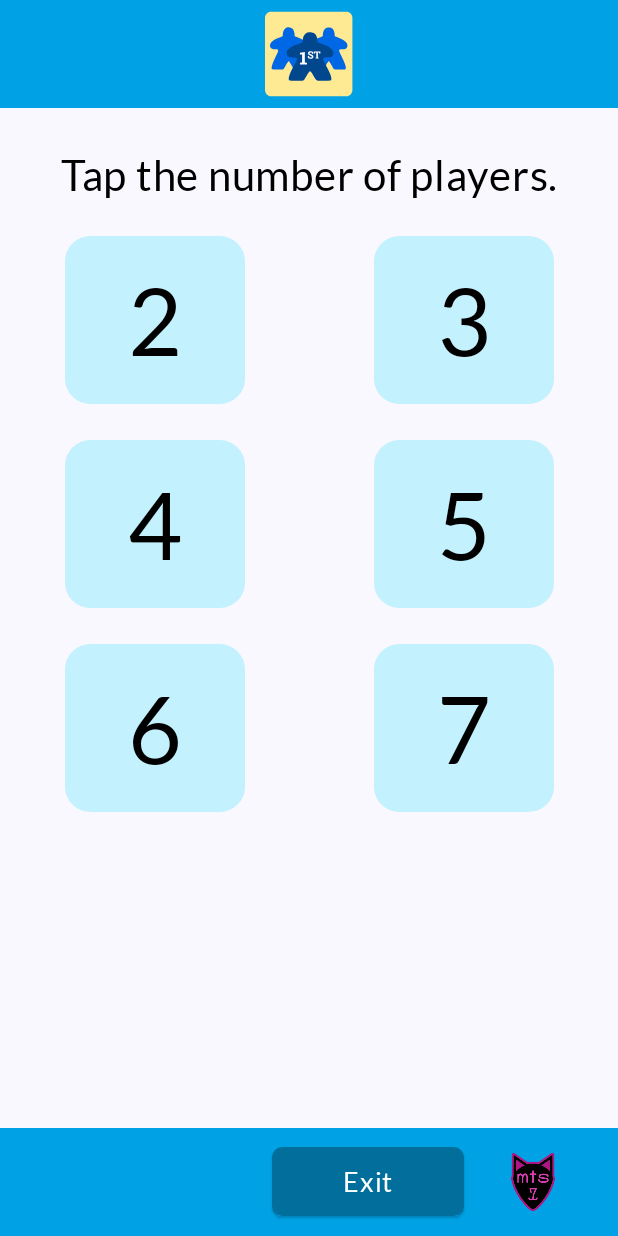
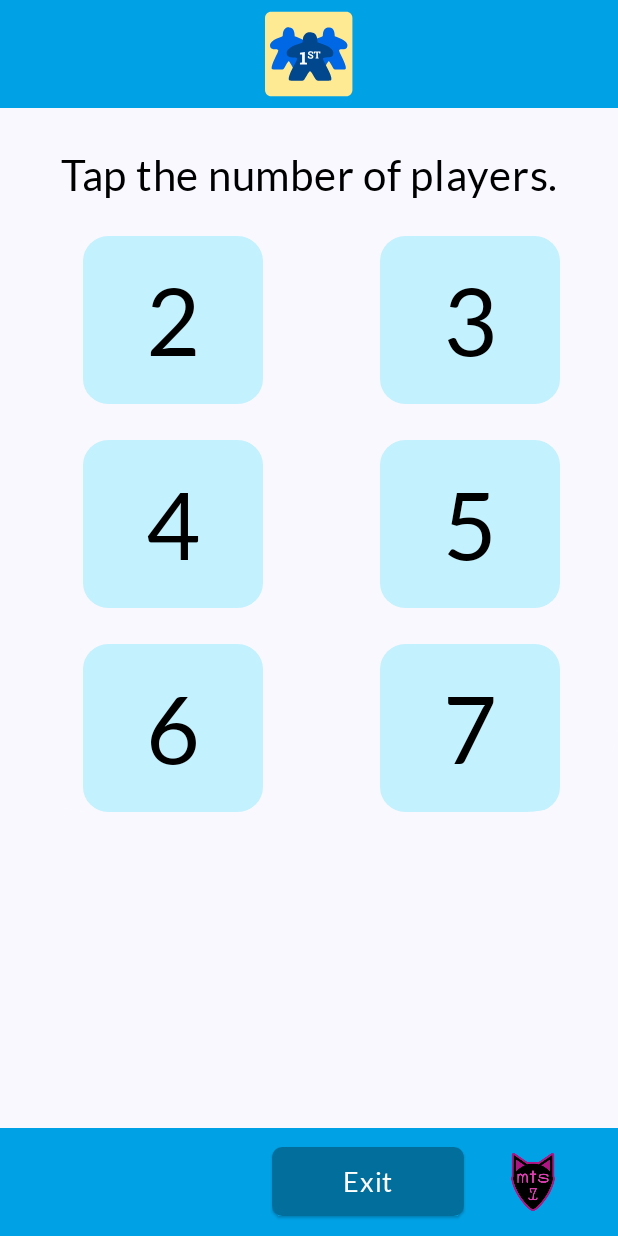
Before and after one commit to mts7/pick-first-player, an Android app built with Jetpack Compose: the screen it shows after launch (MainActivity), on a phone screen of 412 x 824 dp. Run offline under Robolectric (Android 15) with nearby library versions, the phone set to English and light mode, and no system bars.

Commit message:
slight spacing adjustment to grid PFP-7

```diff
--- a/app/src/main/java/com/mts7/pickfirstplayer/MainActivity.kt
+++ b/app/src/main/java/com/mts7/pickfirstplayer/MainActivity.kt
@@ -329,6 +329,10 @@ fun PreviewMainLayout() {
 fun ButtonGrid(onNumberClick: (Int) -> Unit) {
     val numbers = (2..7).map { it.toString() }
 
+    Row(
+        horizontalArrangement = Arrangement.SpaceEvenly,
+    ) {
+        Spacer(modifier = Modifier.width(16.dp))
         LazyVerticalGrid(
             columns = GridCells.Adaptive(138.dp),
 //        contentPadding = PaddingValues(
@@ -339,11 +343,9 @@ fun ButtonGrid(onNumberClick: (Int) -> Unit) {
                 Column(
                     horizontalAlignment = Alignment.CenterHorizontally,
                 ) {
-                Spacer(
-                    modifier = Modifier
-                        .height(24.dp)
-                )
+                    Spacer(modifier = Modifier.height(24.dp))
                     NumberButton(value = numbers[index].toInt(), onNumberClick)
+                }
             }
         }
     }
```
Lines whose indentation alone changed are shown as unchanged.
